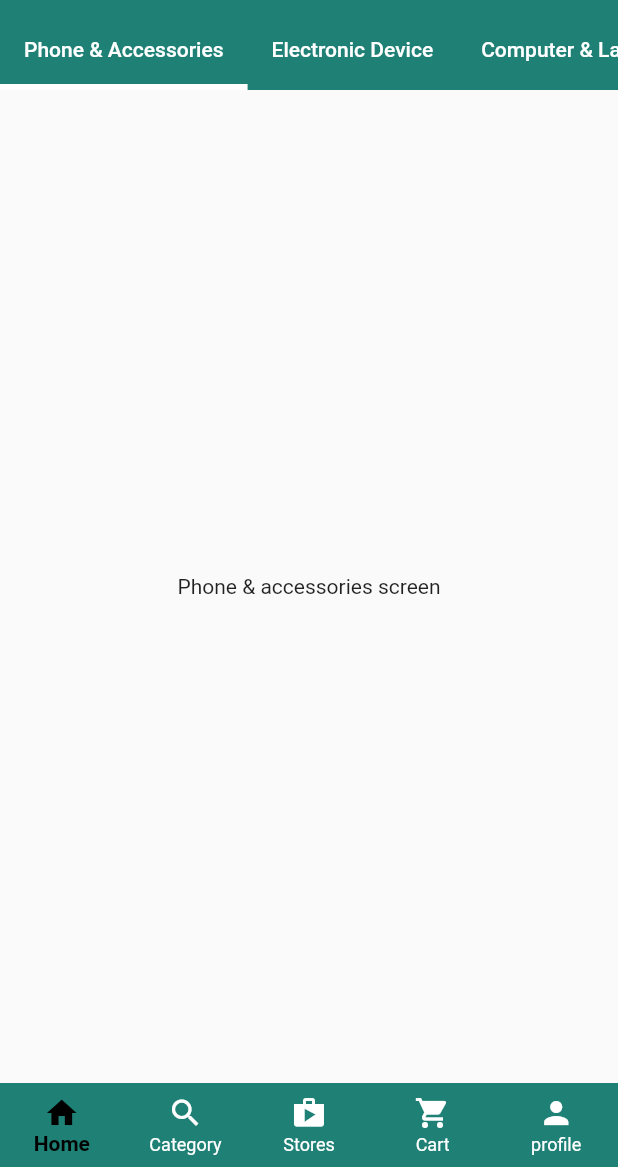
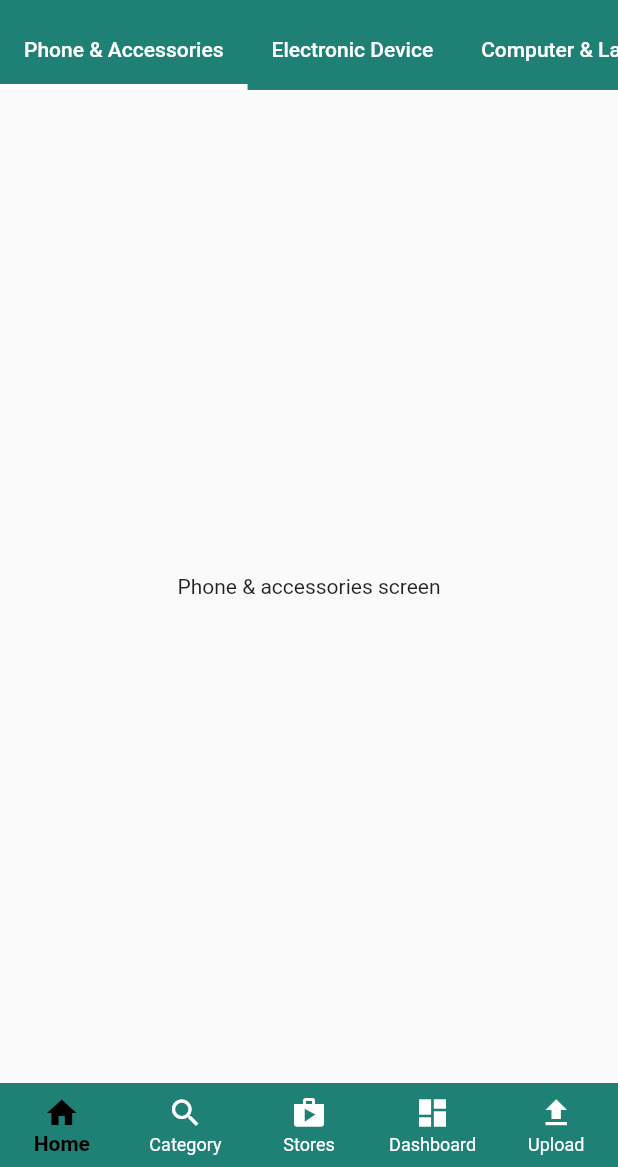
Before and after one commit to quocanh0712/final_techex_app, a Flutter app: the screen it shows after launch, on a phone screen of 412 x 824 dp, the part 69-1236 px from its top. Run offline on Flutter 3.47's test engine with Material 2 defaults, Android fonts, the light colour scheme and no system bars.

Commit message:
set up supplier home screen with dashboard and upload

```diff
--- a/lib/main.dart
+++ b/lib/main.dart
@@ -1,6 +1,5 @@
+import 'package:final_techex_app/main_screens/supplier_home.dart';
 import 'package:flutter/material.dart';
-
-import 'main_screens/customer_home.dart';
 
 void main() {
   runApp(const MyApp());
@@ -14,7 +13,7 @@ class MyApp extends StatelessWidget {
   Widget build(BuildContext context) {
     return const MaterialApp(
       debugShowCheckedModeBanner: false,
-      home: CustomerHomeScreen(),
+      home: SupplierHomeScreen(),
     );
   }
 }
--- /dev/null
+++ b/lib/main_screens/supplier_home.dart
@@ -0,0 +1,69 @@
+import 'package:final_techex_app/main_screens/category.dart';
+import 'package:final_techex_app/main_screens/stores.dart';
+import 'package:flutter/material.dart';
+
+import 'home.dart';
+
+class SupplierHomeScreen extends StatefulWidget {
+  const SupplierHomeScreen({Key? key}) : super(key: key);
+
+  @override
+  State<SupplierHomeScreen> createState() => _SupplierHomeScreenState();
+}
+
+class _SupplierHomeScreenState extends State<SupplierHomeScreen> {
+  int _selectedIndex = 0;
+  final List<Widget> _tabs = const [
+    HomeScreen(),
+    CategoryScreen(),
+    StoresScreen(),
+    Center(
+      child: Text('Dashboard'),
+    ),
+    Center(
+      child: Text('Upload'),
+    ),
+  ];
+  @override
+  Widget build(BuildContext context) {
+    return Scaffold(
+      body: _tabs[_selectedIndex],
+      bottomNavigationBar: BottomNavigationBar(
+        elevation: 0,
+        type: BottomNavigationBarType.fixed,
+        selectedLabelStyle: const TextStyle(fontWeight: FontWeight.w700),
+        backgroundColor: Color.fromARGB(255, 31, 129, 117),
+        selectedItemColor: Colors.black,
+        unselectedItemColor: Colors.white,
+        currentIndex: _selectedIndex,
+        items: const [
+          BottomNavigationBarItem(
+            icon: Icon(Icons.home),
+            label: 'Home',
+          ),
+          BottomNavigationBarItem(
+            icon: Icon(Icons.search),
+            label: 'Category',
+          ),
+          BottomNavigationBarItem(
+            icon: Icon(Icons.shop),
+            label: 'Stores',
+          ),
+          BottomNavigationBarItem(
+            icon: Icon(Icons.dashboard),
+            label: 'Dashboard',
+          ),
+          BottomNavigationBarItem(
+            icon: Icon(Icons.upload),
+            label: 'Upload',
+          ),
+        ],
+        onTap: (index) {
+          setState(() {
+            _selectedIndex = index;
+          });
+        },
+      ),
+    );
+  }
+}
```
